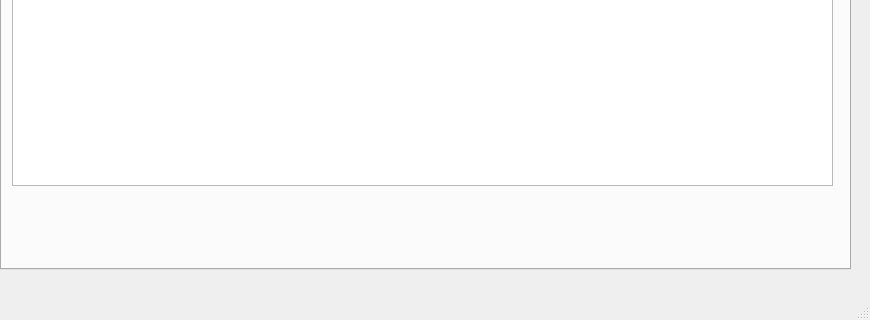
dprssd/parserMath, file mainWindow.ui: the form before one commit; both pictures show x 0 to 870 and y 171 to 491 of the 870 by 491 pixel window.
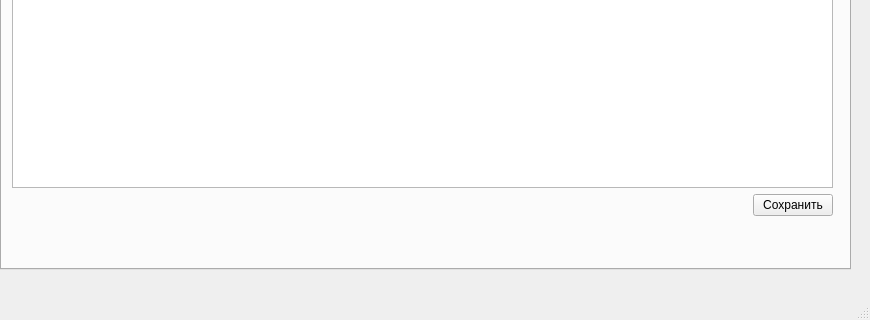
The form after the commit. The open tabs and pages were chosen to show the change.

```diff
--- a/mainWindow.ui
+++ b/mainWindow.ui
@@ -138,7 +138,7 @@
         <x>10</x>
         <y>10</y>
         <width>821</width>
-        <height>321</height>
+        <height>351</height>
        </rect>
       </property>
       <layout class="QVBoxLayout" name="verticalLayout">
@@ -172,6 +172,30 @@
        <item>
         <widget class="QTableWidget" name="tableDataSet"/>
        </item>
+       <item>
+        <layout class="QHBoxLayout" name="horizontalLayout_3">
+         <item>
+          <spacer name="horizontalSpacer">
+           <property name="orientation">
+            <enum>Qt::Horizontal</enum>
+           </property>
+           <property name="sizeHint" stdset="0">
+            <size>
+             <width>40</width>
+             <height>20</height>
+            </size>
+           </property>
+          </spacer>
+         </item>
+         <item>
+          <widget class="QPushButton" name="pushButton">
+           <property name="text">
+            <string>Сохранить</string>
+           </property>
+          </widget>
+         </item>
+        </layout>
+       </item>
       </layout>
      </widget>
     </widget>
```
Left out of the diff: 2 changed lines with no effect on the pictures.
